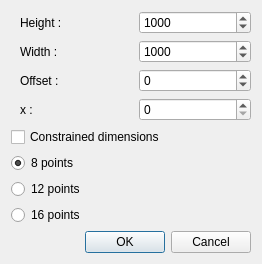
The window that resources/adrFrame.ui (CLGH/Ader) describes before a commit, drawn with Qt 5.
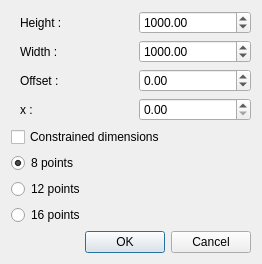
The same window after the commit.

Commit message: Correction frame.

```diff
--- a/resources/adrFrame.ui
+++ b/resources/adrFrame.ui
@@ -41,7 +41,7 @@
        <item row="1" column="1">
         <widget class="QDoubleSpinBox" name="sbWidth">
          <property name="decimals">
-          <number>0</number>
+          <number>2</number>
          </property>
          <property name="maximum">
           <double>9999999999999999455752309870428160.000000000000000</double>
@@ -64,7 +64,7 @@
           <string/>
          </property>
          <property name="decimals">
-          <number>0</number>
+          <number>2</number>
          </property>
          <property name="minimum">
           <double>-100000000000000004188152556421145795899143386664033828314342771180699648.000000000000000</double>
@@ -96,10 +96,10 @@
        <item row="0" column="1">
         <widget class="QDoubleSpinBox" name="sbHeight">
          <property name="decimals">
-          <number>0</number>
+          <number>2</number>
          </property>
          <property name="maximum">
-          <double>1000000000000000043845843045076197354634047651840.000000000000000</double>
+          <double>99999999999999997748809823456034029568.000000000000000</double>
          </property>
          <property name="value">
           <double>1000.000000000000000</double>
@@ -109,7 +109,10 @@
        <item row="5" column="1">
         <widget class="QDoubleSpinBox" name="sbx">
          <property name="decimals">
-          <number>0</number>
+          <number>2</number>
+         </property>
+         <property name="maximum">
+          <double>10000000000000000.000000000000000</double>
          </property>
         </widget>
        </item>
```
The commit also changes 3 other files.
